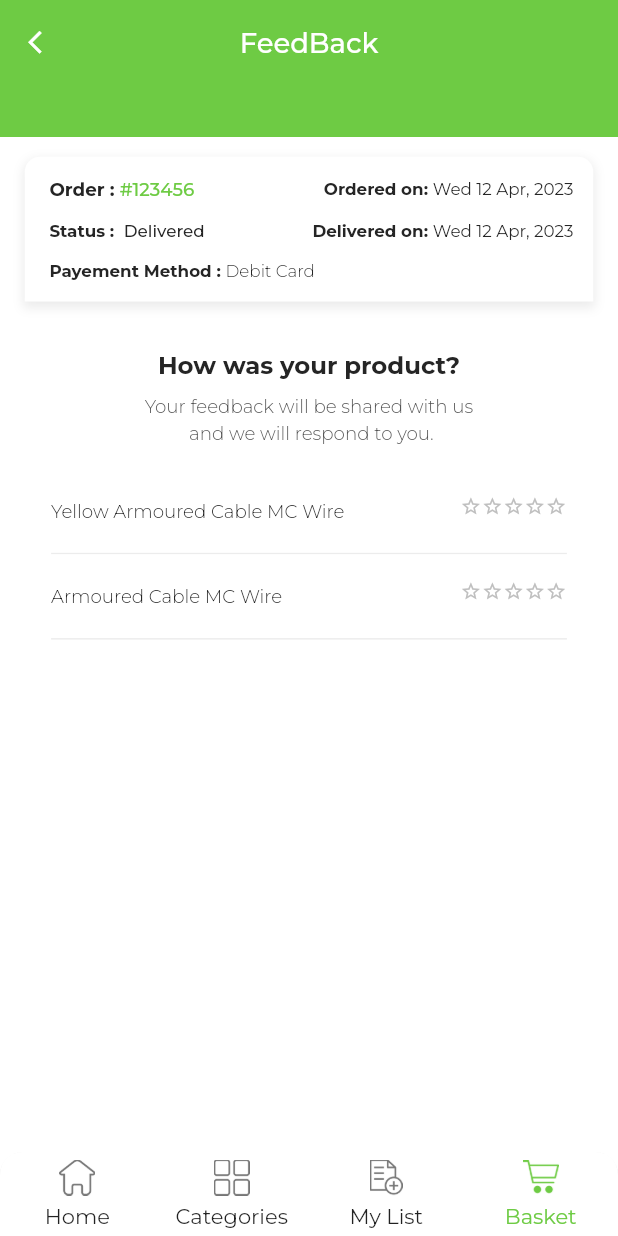
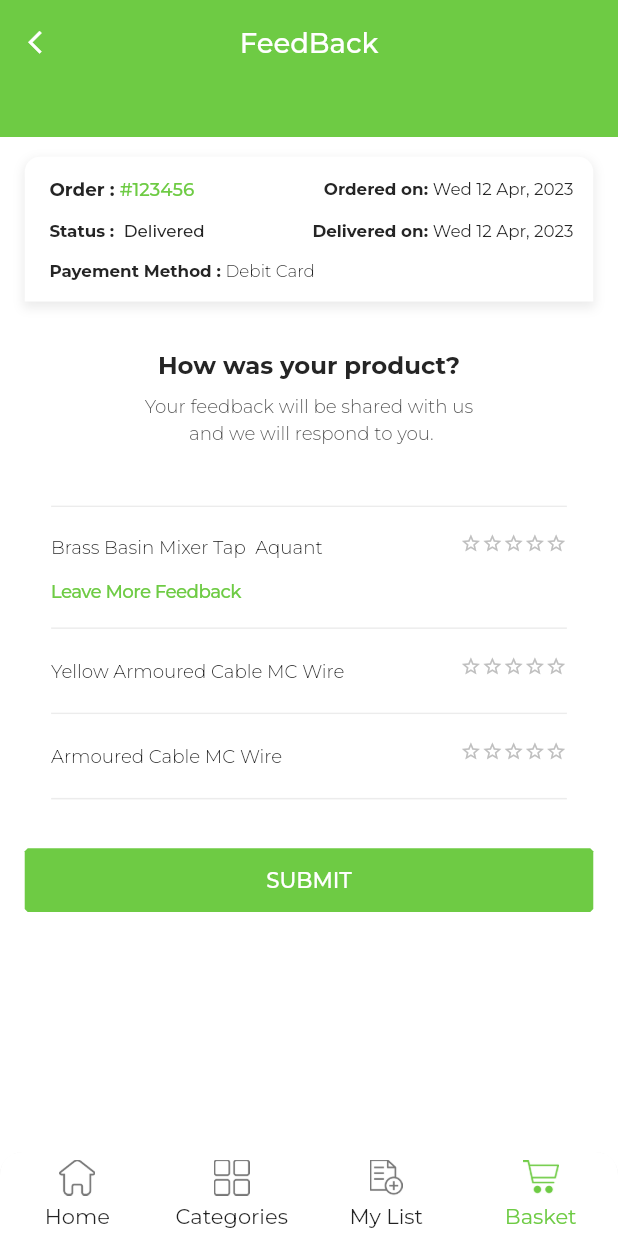
Before and after one commit to ishaque-mobikasa/trueBilddit, a Flutter app: the screen it shows after launch, item 4 of the bottom bar chosen, on a phone screen of 412 x 824 dp. Run offline on Flutter 3.47's test engine with Material 2 defaults, Android fonts, the phone set to English and light mode, and no system bars; drawn by our look-alikes of custom_navigation_bar, flutter_rating_bar; our stand-ins replace carousel_slider, flutter_screenutil, flutter_slidable, get, google_fonts, image_picker and 1 more; key blocks and very long unbroken strings in the code were emptied for the run.

Commit message:
completed feedback module

```diff
--- a/lib/presentation/pages/feed_back/pages/feed_back_page2.dart
+++ b/lib/presentation/pages/feed_back/pages/feed_back_page2.dart
@@ -1,3 +1,5 @@
+import 'dart:developer';
+
 import 'package:flutter/material.dart';
 import 'package:flutter/services.dart';
 import 'package:flutter_screenutil/flutter_screenutil.dart';
@@ -8,6 +10,7 @@ import 'package:truebildit/data/enums.dart';
 import 'package:truebildit/data/models/order_model.dart';
 import 'package:truebildit/data/models/product_model.dart';
 import 'package:truebildit/presentation/common_widgets/custom_app_bar.dart';
+import 'package:truebildit/presentation/common_widgets/long_button.dart';
 import 'package:truebildit/presentation/pages/feed_back/contrtoller_binding/feed_back_controller.dart';
 import 'package:truebildit/presentation/pages/feed_back/widgets/delivery_card.dart';
 import 'package:truebildit/presentation/pages/feed_back/widgets/product_rating_card.dart';
@@ -27,6 +30,7 @@ class FeedBackPageTwo extends GetView<FeedBackController> {
           physics: const BouncingScrollPhysics(),
           padding: EdgeInsets.only(top: 90.h),
           child: Column(
+            mainAxisAlignment: MainAxisAlignment.spaceEvenly,
             children: [
               DeliveryCard(
                 order: OrderModel(
@@ -59,6 +63,33 @@ class FeedBackPageTwo extends GetView<FeedBackController> {
                       fontWeight: FontWeight.w300),
                 ),
               ),
+              SizedBox(
+                height: 24.h,
+              ),
+              Container(
+                margin: EdgeInsets.symmetric(horizontal: 31.w),
+                child: Divider(
+                  height: 1.h,
+                  thickness: 1.sp,
+                  color: AppPaintings.dimWhite,
+                ),
+              ),
+              ProductRatingCard(
+                moreFeedback: true,
+                onMoreFeedBackClick: (product) {
+                  log(product.title);
+                },
+                onProductRated: (productModel, rating) =>
+                    controller.onProductRated(productModel, rating),
+                margin: EdgeInsets.symmetric(horizontal: 31.w),
+                product: ProductModel(
+                    sku: "75387584",
+                    id: "1",
+                    title: "Brass Basin Mixer Tap  Aquant",
+                    description: "Raaja",
+                    price: 89.43,
+                    image: "assets/images/wire.png"),
+              ),
               ProductRatingCard(
                 onProductRated: (productModel, rating) =>
                     controller.onProductRated(productModel, rating),
@@ -72,6 +103,7 @@ class FeedBackPageTwo extends GetView<FeedBackController> {
                     image: "assets/images/wire.png"),
               ),
               ProductRatingCard(
+                moreFeedback: false,
                 onProductRated: (product, rating) =>
                     controller.onProductRated(product, rating),
                 margin: EdgeInsets.symmetric(horizontal: 31.w),
@@ -83,6 +115,15 @@ class FeedBackPageTwo extends GetView<FeedBackController> {
                     price: 89.43,
                     image: "assets/images/wire.png"),
               ),
+              SizedBox(height: 32.h),
+              SizedBox(
+                width: 345.w,
+                height: 42.h,
+                child: LongButton(
+                    buttonType: ButtonType.elevatedButton,
+                    buttonText: "SUBMIT",
+                    onPressed: () {}),
+              )
             ],
           ),
         ),
--- a/lib/presentation/pages/feed_back/widgets/product_rating_card.dart
+++ b/lib/presentation/pages/feed_back/widgets/product_rating_card.dart
@@ -1,3 +1,4 @@
+import 'package:flutter/cupertino.dart';
 import 'package:flutter/material.dart';
 import 'package:flutter_rating_bar/flutter_rating_bar.dart';
 import 'package:flutter_screenutil/flutter_screenutil.dart';
@@ -10,11 +11,15 @@ class ProductRatingCard extends StatelessWidget {
       required this.product,
       this.padding,
       this.margin,
-      this.onProductRated});
+      this.onProductRated,
+      this.moreFeedback = false,
+      this.onMoreFeedBackClick});
   final ProductModel product;
   final EdgeInsets? padding;
   final EdgeInsets? margin;
+  final bool? moreFeedback;
   final void Function(ProductModel product, double rating)? onProductRated;
+  final void Function(ProductModel product)? onMoreFeedBackClick;
 
   @override
   Widget build(BuildContext context) {
@@ -22,14 +27,17 @@ class ProductRatingCard extends StatelessWidget {
     return Container(
       margin: margin,
       padding: padding,
-      height: 56.h,
+      height: moreFeedback! ? 80.h : 56.h,
       width: size.width.w,
       decoration: BoxDecoration(
         color: AppPaintings.kWhite,
         border:
             Border(bottom: BorderSide(color: AppPaintings.dimWhite, width: 1)),
       ),
-      child: Row(
+      child: Column(
+        mainAxisAlignment: MainAxisAlignment.center,
+        children: [
+          Row(
             mainAxisAlignment: MainAxisAlignment.spaceBetween,
             children: [
               Text(product.title,
@@ -60,6 +68,29 @@ class ProductRatingCard extends StatelessWidget {
                           : null))
             ],
           ),
+          moreFeedback!
+              ? CupertinoButton(
+                  padding: EdgeInsets.only(
+                    top: 11.h,
+                  ),
+                  minSize: 10.sp,
+                  onPressed: onMoreFeedBackClick != null
+                      ? () => onMoreFeedBackClick!(product)
+                      : null,
+                  child: SizedBox(
+                    width: size.width.w,
+                    child: Text(
+                      "Leave More Feedback",
+                      textAlign: TextAlign.start,
+                      style: AppPaintings.customSmallText.copyWith(
+                          fontWeight: FontWeight.w500,
+                          color: AppPaintings.themeGreenColor),
+                    ),
+                  ),
+                )
+              : const SizedBox.shrink()
+        ],
+      ),
     );
   }
 }
```
Lines whose indentation alone changed are shown as unchanged.
